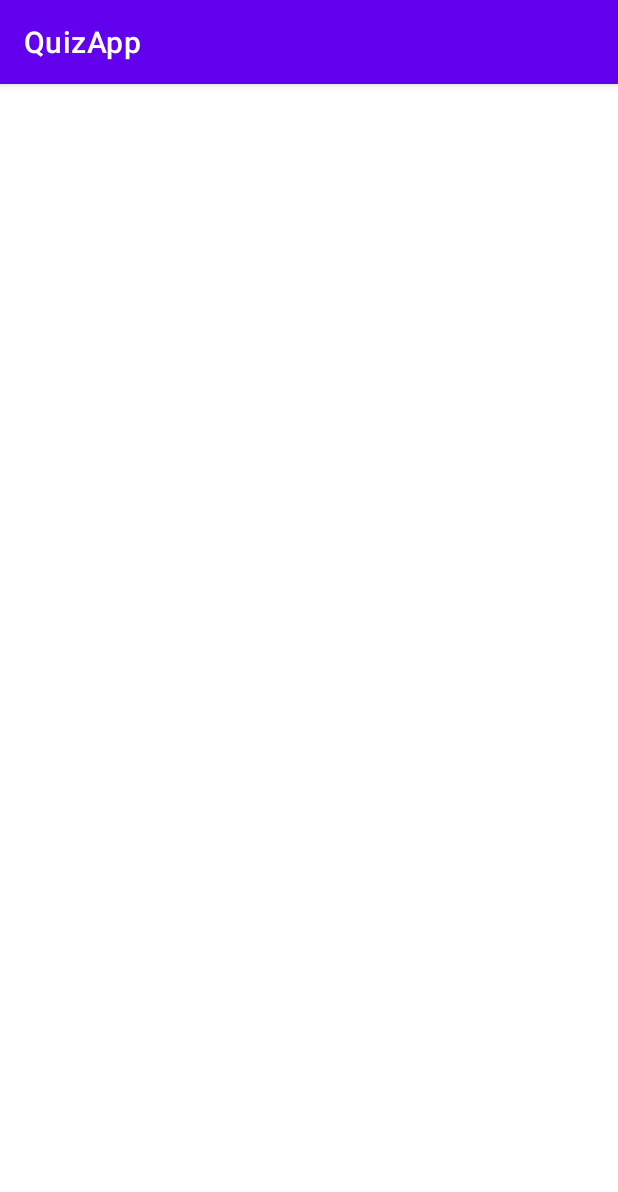
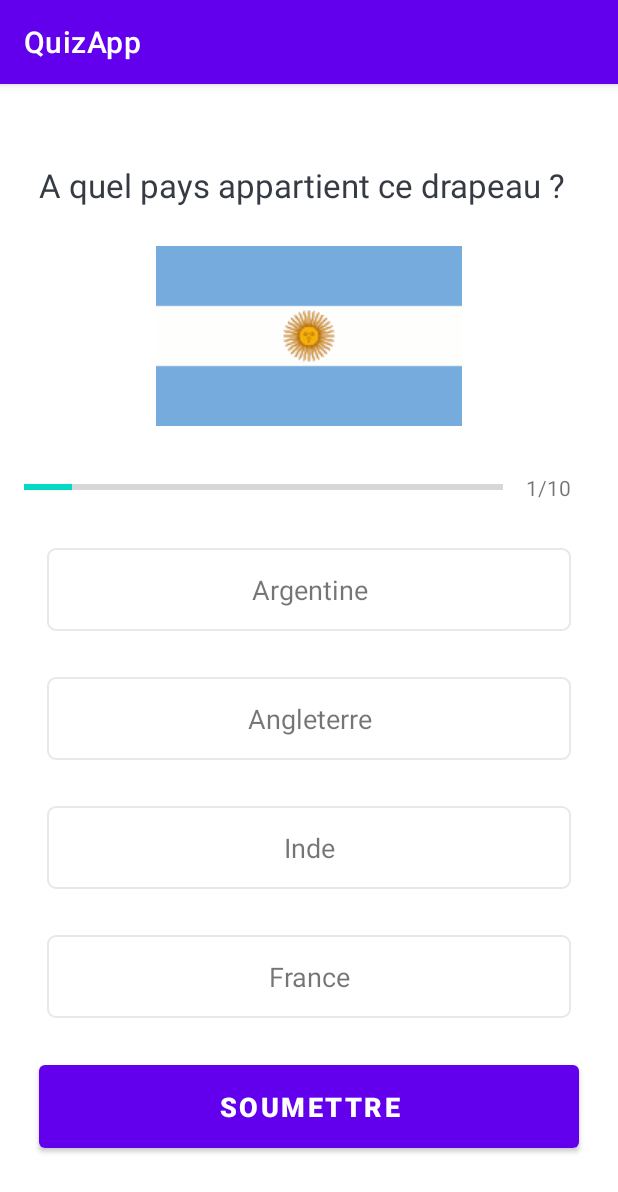
Before and after one commit to hugoomdra/android-quiz-app, an Android app: the QuizQuestionsActivity screen opened directly, with no data from a screen before it, on a phone screen of 412 x 824 dp. Shown: the top 1192 px of the screen. Run offline under Robolectric (Android 15) with nearby library versions, the phone set to English and light mode, and no system bars.

Commit message:
Ajout de l'UI des questions

```diff
--- a/app/src/main/java/com/example/quizapp/Constants.kt
+++ b/app/src/main/java/com/example/quizapp/Constants.kt
@@ -5,8 +5,19 @@ object Constants{
     fun getQuestions(): ArrayList<Question>{
         val questionsList = ArrayList<Question>();
 
-        val que1 = Question(1, "A quel pays appartient ce drapeau ?",
-        R.drawable.ic)
+        val que1 = Question(
+            1,
+            "A quel pays appartient ce drapeau ?",
+            R.drawable.ic_flag_of_argentina,
+            "Argentine",
+            "Angleterre",
+            "Inde",
+            "France",
+            1
+        )
+
+        questionsList.add(que1);
+        return questionsList;
     }
 
 
--- a/app/src/main/java/com/example/quizapp/QuizQuestionsActivity.kt
+++ b/app/src/main/java/com/example/quizapp/QuizQuestionsActivity.kt
@@ -2,10 +2,29 @@ package com.example.quizapp
 
 import androidx.appcompat.app.AppCompatActivity
 import android.os.Bundle
+import android.util.Log
+import kotlinx.android.synthetic.main.activity_quiz_questions.*
 
 class QuizQuestionsActivity : AppCompatActivity() {
     override fun onCreate(savedInstanceState: Bundle?) {
         super.onCreate(savedInstanceState)
         setContentView(R.layout.activity_quiz_questions)
+
+        val questionList = Constants.getQuestions();
+
+        val currentPosition = 1;
+        val question: Question? = questionList[currentPosition - 1];
+
+        progressBar.progress = currentPosition;
+        progress_details_number.text = "$currentPosition" + "/" + progressBar.max
+
+        question_id.text = question!!.question
+
+        image_id.setImageResource(question.image)
+        question_option_one.text = question.optionOne
+        question_option_two.text = question.optionTwo
+        question_option_three.text = question.optionThree
+        question_option_four.text = question.optionFour
+
     }
 }
--- /dev/null
+++ b/app/src/main/res/drawable/default_option_border_bg.xml
@@ -0,0 +1,12 @@
+<?xml version="1.0" encoding="utf-8"?>
+<shape xmlns:android="http://schemas.android.com/apk/res/android"
+    android:shape="rectangle">
+
+    <stroke
+        android:width="1dp"
+        android:color="#E8E8E8" />
+
+    <solid android:color="@android:color/white" />
+
+    <corners android:radius="5dp" />
+</shape>
--- a/app/src/main/res/layout/activity_quiz_questions.xml
+++ b/app/src/main/res/layout/activity_quiz_questions.xml
@@ -1,9 +1,123 @@
 <?xml version="1.0" encoding="utf-8"?>
-<androidx.constraintlayout.widget.ConstraintLayout xmlns:android="http://schemas.android.com/apk/res/android"
+<ScrollView xmlns:android="http://schemas.android.com/apk/res/android"
     xmlns:app="http://schemas.android.com/apk/res-auto"
     xmlns:tools="http://schemas.android.com/tools"
     android:layout_width="match_parent"
     android:layout_height="match_parent"
+    android:fillViewport="true"
     tools:context=".QuizQuestionsActivity">
 
-</androidx.constraintlayout.widget.ConstraintLayout>
+    <LinearLayout
+        android:layout_width="match_parent"
+        android:layout_height="wrap_content"
+        android:orientation="vertical"
+        android:padding="16dp"
+        android:gravity="center">
+
+        <TextView
+            android:layout_width="match_parent"
+            android:layout_height="wrap_content"
+            android:id="@+id/question_id"
+            android:layout_margin="10dp"
+            android:text="A quel pays appartient ce drapeau ?"
+            android:textSize="22sp"
+            android:textColor="#363A43"
+            ></TextView>
+
+        <ImageView
+            android:id="@+id/image_id"
+            android:layout_width="wrap_content"
+            android:layout_height="wrap_content"
+            android:layout_marginTop="16dp"
+            android:src="@drawable/ic_flag_of_argentina"></ImageView>
+
+        <LinearLayout
+            android:layout_width="match_parent"
+            android:layout_height="wrap_content"
+            android:id="@+id/progress_details"
+            android:layout_marginTop="16dp"
+            android:orientation="horizontal"
+            android:gravity="center_vertical">
+
+            <ProgressBar
+                android:id="@+id/progressBar"
+                android:layout_width="match_parent"
+                android:layout_height="wrap_content"
+                android:layout_weight="1"
+                android:max="10"
+                android:minHeight="50dp"
+                android:progress="0"
+                style="?android:attr/progressBarStyleHorizontal"
+                android:indeterminate="false">
+            </ProgressBar>
+            <TextView
+                android:id="@+id/progress_details_number"
+                android:layout_width="wrap_content"
+                android:layout_height="wrap_content"
+                android:gravity="center"
+                android:text="0/10"
+                android:padding="15dp"
+                android:textColorHint="#7A8089"
+                android:textSize="14sp"></TextView>
+        </LinearLayout>
+
+        <TextView
+            android:id="@+id/question_option_one"
+            android:layout_width="match_parent"
+            android:layout_height="wrap_content"
+            android:text="Argentine"
+            android:gravity="center"
+            android:background="@drawable/default_option_border_bg"
+            android:padding="15dp"
+            android:textSize="18sp"
+            android:layout_margin="15dp"
+            ></TextView>
+
+        <TextView
+            android:id="@+id/question_option_two"
+            android:layout_width="match_parent"
+            android:layout_height="wrap_content"
+            android:text="Argentine"
+            android:gravity="center"
+            android:background="@drawable/default_option_border_bg"
+            android:padding="15dp"
+            android:textSize="18sp"
+            android:layout_margin="15dp"
+            ></TextView>
+
+        <TextView
+            android:id="@+id/question_option_three"
+            android:layout_width="match_parent"
+            android:layout_height="wrap_content"
+            android:text="Argentine"
+            android:gravity="center"
+            android:background="@drawable/default_option_border_bg"
+            android:padding="15dp"
+            android:textSize="18sp"
+            android:layout_margin="15dp"
+            ></TextView>
+
+        <TextView
+            android:id="@+id/question_option_four"
+            android:layout_width="match_parent"
+            android:layout_height="wrap_content"
+            android:text="Argentine"
+            android:gravity="center"
+            android:background="@drawable/default_option_border_bg"
+            android:padding="15dp"
+            android:textSize="18sp"
+            android:layout_margin="15dp"
+            ></TextView>
+
+        <Button
+            android:layout_width="match_parent"
+            android:layout_height="wrap_content"
+            android:text="SOUMETTRE"
+            android:layout_margin="10dp"
+            android:padding="15dp"
+            android:textStyle="bold"
+            android:textSize="18sp"></Button>
+    </LinearLayout>
+
+
+</ScrollView>
```
